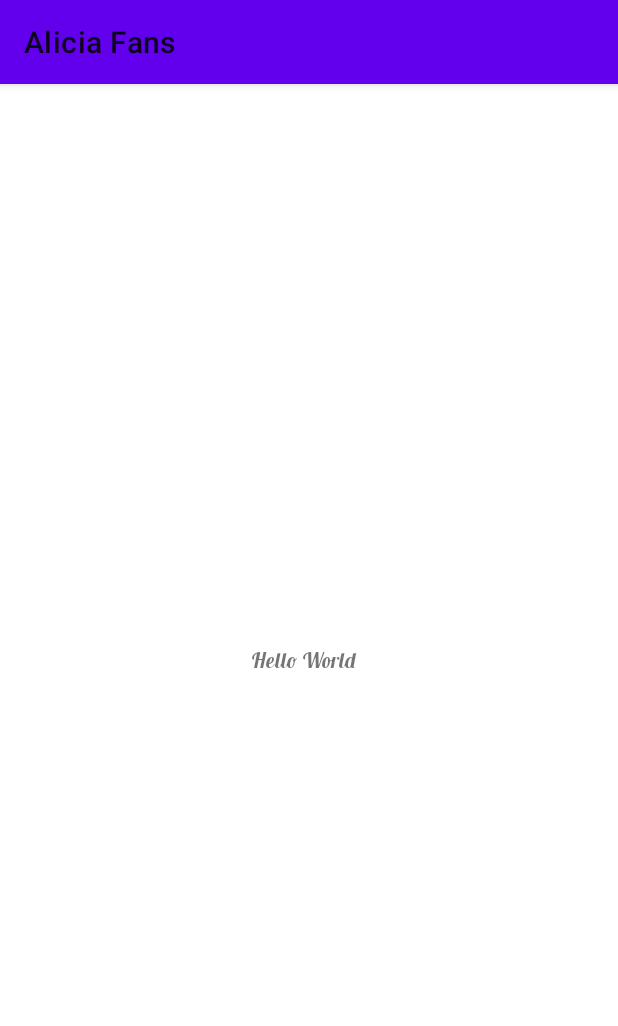
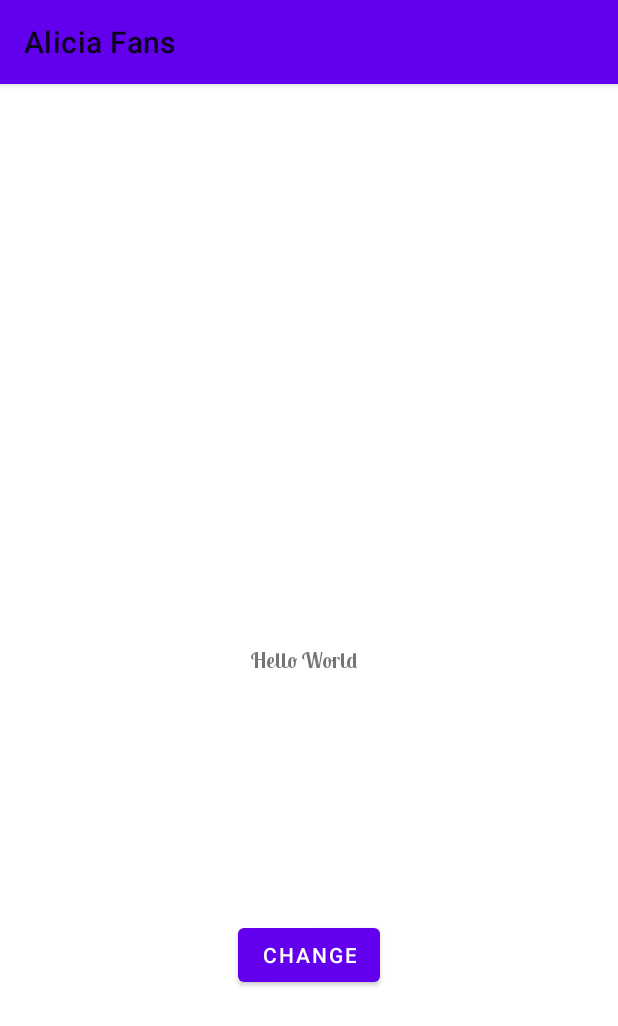
Before and after one commit to KhairulAmirinKA/Learning_App_FreeCodeCamp, an Android app: the Learn_Font screen opened directly, with no data from a screen before it, on a phone screen of 412 x 824 dp. Shown: the top 1026 px of the screen. Run offline under Robolectric (Android 15) with nearby library versions, the phone set to English and light mode, and no system bars.

```diff
--- a/app/src/main/AndroidManifest.xml
+++ b/app/src/main/AndroidManifest.xml
@@ -60,6 +60,8 @@
 
         <activity android:name=".Learn_Font" android:exported="true" />
 
+        <activity android:name="Challenge.UI_Challenge1" android:exported="true"/>
+
 
 
 
--- a/app/src/main/java/com/example/freecodecampeg/Learn_Font.java
+++ b/app/src/main/java/com/example/freecodecampeg/Learn_Font.java
@@ -1,16 +1,41 @@
 package com.example.freecodecampeg;
 
+import android.graphics.Typeface;
 import android.os.Bundle;
+import android.view.View;
+import android.widget.Button;
+import android.widget.TextView;
 
 import androidx.appcompat.app.AppCompatActivity;
+import androidx.core.content.res.ResourcesCompat;
 
 public class Learn_Font extends AppCompatActivity {
+
+    private Button btnChangeFont;
+    private TextView txtHello;
 
     @Override  //starting point
     protected void onCreate(Bundle savedInstanceState) {
         super.onCreate(savedInstanceState);
         setContentView(R.layout.learn_font); //link dgn xml
 
+        txtHello= findViewById(R.id.txtHello4);
+        btnChangeFont= findViewById(R.id.btnChangeFont);
+
+        //get font
+        Typeface typeface= ResourcesCompat.getFont(this, R.font.bauh);
+
+        btnChangeFont.setOnClickListener(new View.OnClickListener() {
+            @Override
+            public void onClick(View view) {
+                txtHello.setTypeface(typeface); //change font
+            }
+        });
+
+
+
+
+
 
 
     }
--- a/app/src/main/res/font/lobster_two.xml
+++ b/app/src/main/res/font/lobster_two.xml
@@ -3,8 +3,27 @@
 
     <font
         android:font="@font/lobster_two_regular"
-        android:fontWeight="400"
-        android:fontStyle="normal"/>
+        android:fontStyle="normal"
+        android:fontWeight="400" />
+
+    <font
+        android:font="@font/lobster_two_italic"
+        android:fontStyle="italic"
+        android:fontWeight="400"/>
+
+    <font
+        android:font="@font/lobster_two_bold"
+        android:fontStyle="normal"
+        android:fontWeight="700"/>
+
+    <font
+        android:font="@font/lobster_two_bold_italic"
+        android:fontStyle="italic"
+        android:fontWeight="700"
+        />
+
+
+
 
 
 
--- a/app/src/main/res/layout/learn_font.xml
+++ b/app/src/main/res/layout/learn_font.xml
@@ -10,10 +10,21 @@
         android:id="@+id/txtHello4"
         android:layout_width="78dp"
         android:layout_height="18dp"
-        android:fontFamily="@font/lobster_two_bold_italic"
+        android:fontFamily="@font/lobster_two"
+        android:textStyle="bold"
         android:text="Hello World"
         app:layout_constraintBottom_toBottomOf="parent"
         app:layout_constraintEnd_toEndOf="parent"
         app:layout_constraintStart_toStartOf="parent"
         app:layout_constraintTop_toTopOf="parent" />
+
+    <Button
+        android:id="@+id/btnChangeFont"
+        android:layout_width="wrap_content"
+        android:layout_height="wrap_content"
+        android:text="Change"
+        app:layout_constraintBottom_toBottomOf="parent"
+        app:layout_constraintEnd_toEndOf="parent"
+        app:layout_constraintStart_toStartOf="parent"
+        app:layout_constraintTop_toBottomOf="@+id/txtHello4" />
 </androidx.constraintlayout.widget.ConstraintLayout>
```
Also changed, not shown: app/src/main/java/Challenge/UI_Challenge1.java (added, +16 -0 lines), app/src/main/res/layout/ui_challenge1.xml (added, +239 -0 lines), app/src/main/res/values/strings.xml (+9 -0 lines).
